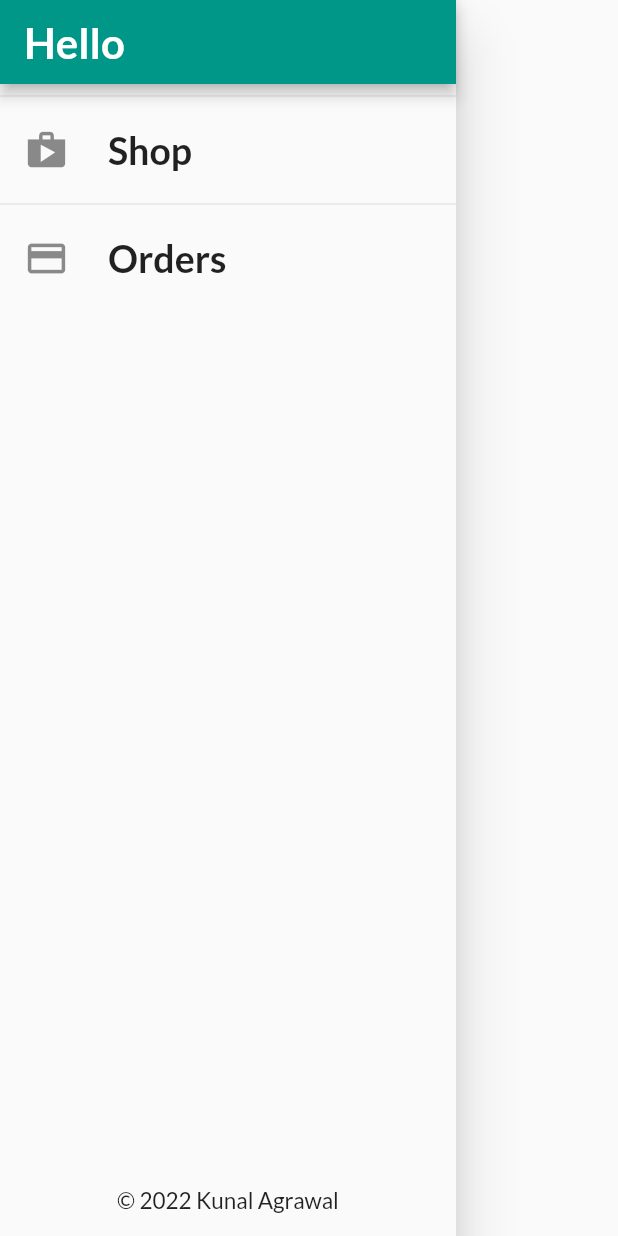
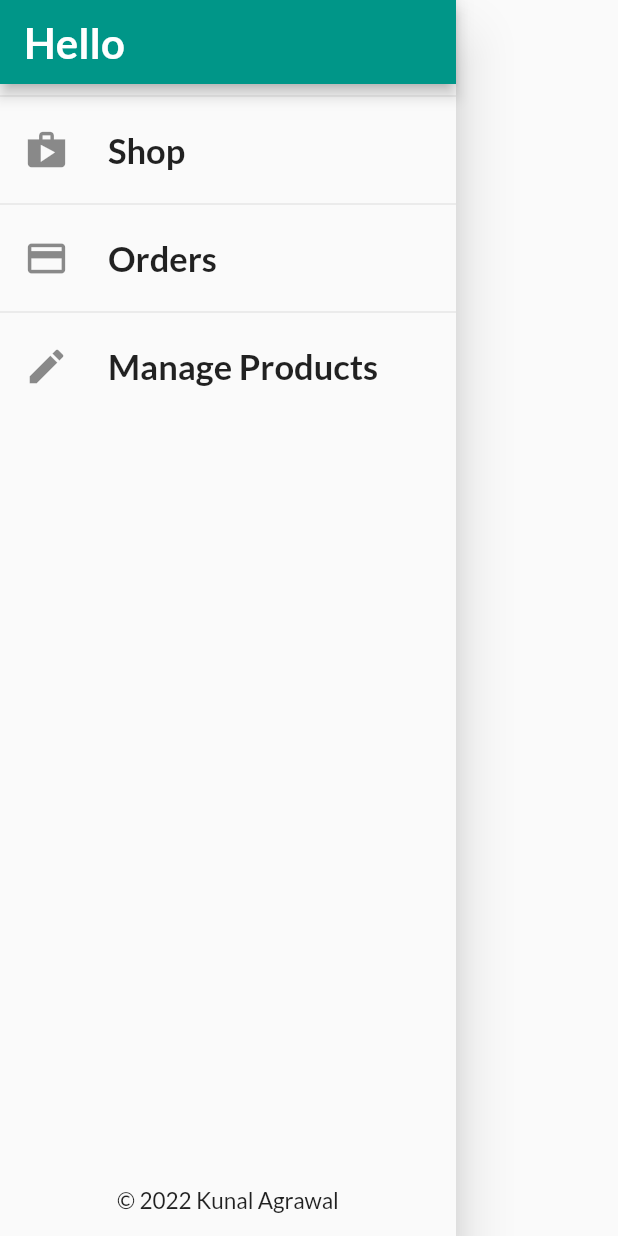
Before and after one commit to agrawalkunal2001/ShopOn, a Flutter app: the AppDrawer widget shown alone on an empty page, opened directly, on a phone screen of 412 x 824 dp. Run offline on Flutter 3.47's test engine with Material 2 defaults, Android fonts, the phone set to English and light mode, and no system bars; network calls fail.

Commit message:
Added manage products screen

```diff
--- a/lib/main.dart
+++ b/lib/main.dart
@@ -7,6 +7,7 @@ import 'package:shopon/screens/cart_screen.dart';
 import 'package:shopon/screens/orders_screen.dart';
 import 'package:shopon/screens/product_detail_screen.dart';
 import 'package:shopon/screens/products_overview_screen.dart';
+import 'package:shopon/screens/user_products_screen.dart';
 
 void main() {
   runApp(const MyApp());
@@ -43,6 +44,7 @@ class MyApp extends StatelessWidget {
           ProductDetailScreen.routeName: (ctx) => ProductDetailScreen(),
           CartScreen.routeName: (ctx) => CartScreen(),
           OrdersScreen.routeName: (ctx) => OrdersScreen(),
+          UserProductsScreen.routeName: (ctx) => UserProductsScreen(),
         },
       ),
     );
--- a/lib/widgets/app_drawer.dart
+++ b/lib/widgets/app_drawer.dart
@@ -1,5 +1,6 @@
 import 'package:flutter/material.dart';
 import 'package:shopon/screens/orders_screen.dart';
+import 'package:shopon/screens/user_products_screen.dart';
 
 class AppDrawer extends StatelessWidget {
   const AppDrawer({Key? key}) : super(key: key);
@@ -26,7 +27,7 @@ class AppDrawer extends StatelessWidget {
               size: 30,
             ),
             title: Text("Shop",
-                style: TextStyle(fontSize: 25, fontWeight: FontWeight.bold)),
+                style: TextStyle(fontSize: 23, fontWeight: FontWeight.bold)),
             onTap: () {
               Navigator.of(context).pushReplacementNamed("/");
             },
@@ -38,10 +39,23 @@ class AppDrawer extends StatelessWidget {
               size: 30,
             ),
             title: Text("Orders",
-                style: TextStyle(fontSize: 25, fontWeight: FontWeight.bold)),
+                style: TextStyle(fontSize: 23, fontWeight: FontWeight.bold)),
             onTap: () {
               Navigator.of(context)
                   .pushReplacementNamed(OrdersScreen.routeName);
+            },
+          ),
+          Divider(),
+          ListTile(
+            leading: Icon(
+              Icons.edit,
+              size: 30,
+            ),
+            title: Text("Manage Products",
+                style: TextStyle(fontSize: 23, fontWeight: FontWeight.bold)),
+            onTap: () {
+              Navigator.of(context)
+                  .pushReplacementNamed(UserProductsScreen.routeName);
             },
           ),
           Spacer(),
```
Also changed, not shown: lib/screens/user_products_screen.dart (added, +43 -0 lines), lib/widgets/user_product_item.dart (added, +31 -0 lines).
